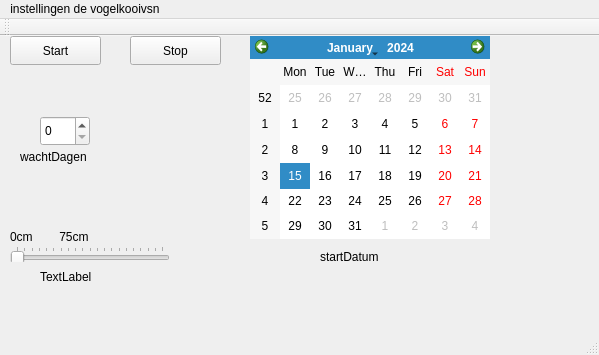
BM4GIT/PA-competitie, file 2018-2019/Clean Cage/Programmatuur/Vogelkooivsn/mainwindow.ui: the form before one commit.
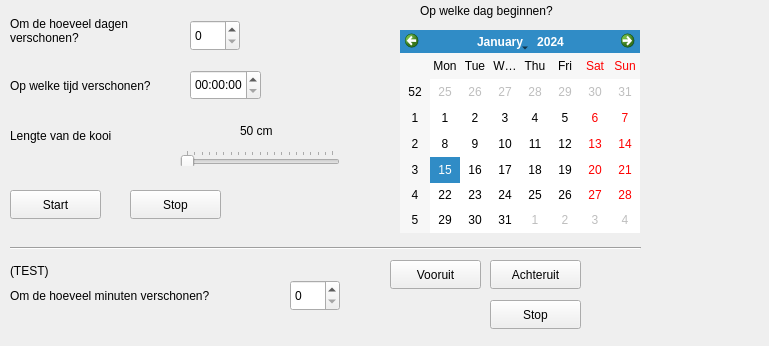
The form after the commit.

```diff
--- a/2018-2019/Clean Cage/Programmatuur/Vogelkooivsn/mainwindow.ui
+++ b/2018-2019/Clean Cage/Programmatuur/Vogelkooivsn/mainwindow.ui
@@ -6,8 +6,8 @@
    <rect>
     <x>0</x>
     <y>0</y>
-    <width>599</width>
-    <height>355</height>
+    <width>769</width>
+    <height>346</height>
    </rect>
   </property>
   <property name="windowTitle">
@@ -17,10 +17,10 @@
    <widget class="QSpinBox" name="herhaaldagen">
     <property name="geometry">
      <rect>
-      <x>40</x>
-      <y>80</y>
+      <x>190</x>
+      <y>20</y>
       <width>50</width>
-      <height>30</height>
+      <height>31</height>
      </rect>
     </property>
    </widget>
@@ -28,7 +28,7 @@
     <property name="geometry">
      <rect>
       <x>10</x>
-      <y>0</y>
+      <y>190</y>
       <width>91</width>
       <height>29</height>
      </rect>
@@ -40,8 +40,8 @@
    <widget class="QCalendarWidget" name="calendarWidget">
     <property name="geometry">
      <rect>
-      <x>250</x>
-      <y>0</y>
+      <x>400</x>
+      <y>30</y>
       <width>240</width>
       <height>203</height>
      </rect>
@@ -51,7 +51,7 @@
     <property name="geometry">
      <rect>
       <x>130</x>
-      <y>0</y>
+      <y>190</y>
       <width>91</width>
       <height>29</height>
      </rect>
@@ -63,8 +63,8 @@
    <widget class="QSlider" name="aantal_cm">
     <property name="geometry">
      <rect>
-      <x>10</x>
-      <y>210</y>
+      <x>180</x>
+      <y>150</y>
       <width>160</width>
       <height>16</height>
      </rect>
@@ -100,84 +100,182 @@
      <number>5</number>
     </property>
    </widget>
-   <widget class="QLabel" name="label">
+   <widget class="QLabel" name="ingesteldeLengte">
+    <property name="geometry">
+     <rect>
+      <x>240</x>
+      <y>120</y>
+      <width>81</width>
+      <height>21</height>
+     </rect>
+    </property>
+    <property name="text">
+     <string>50 cm</string>
+    </property>
+   </widget>
+   <widget class="QLabel" name="Omdehoeveeldagenverschonen_lbl">
     <property name="geometry">
      <rect>
       <x>10</x>
-      <y>190</y>
+      <y>10</y>
       <width>161</width>
+      <height>41</height>
+     </rect>
+    </property>
+    <property name="text">
+     <string>Om de hoeveel dagen verschonen?</string>
+    </property>
+    <property name="wordWrap">
+     <bool>true</bool>
+    </property>
+   </widget>
+   <widget class="QLabel" name="beginDag">
+    <property name="geometry">
+     <rect>
+      <x>420</x>
+      <y>0</y>
+      <width>181</width>
       <height>21</height>
      </rect>
     </property>
     <property name="text">
-     <string>0cm        75cm</string>
+     <string>Op welke dag beginnen?</string>
     </property>
    </widget>
-   <widget class="QLabel" name="lblCm">
+   <widget class="QSpinBox" name="wachtMinuten">
     <property name="geometry">
      <rect>
-      <x>40</x>
-      <y>230</y>
-      <width>67</width>
+      <x>290</x>
+      <y>280</y>
+      <width>50</width>
+      <height>31</height>
+     </rect>
+    </property>
+   </widget>
+   <widget class="QLabel" name="omdehoeveeltijd_minuten">
+    <property name="geometry">
+     <rect>
+      <x>10</x>
+      <y>280</y>
+      <width>271</width>
+      <height>31</height>
+     </rect>
+    </property>
+    <property name="text">
+     <string>Om de hoeveel minuten verschonen?</string>
+    </property>
+    <property name="wordWrap">
+     <bool>true</bool>
+    </property>
+   </widget>
+   <widget class="QLabel" name="test">
+    <property name="geometry">
+     <rect>
+      <x>10</x>
+      <y>260</y>
+      <width>51</width>
       <height>21</height>
      </rect>
     </property>
     <property name="text">
-     <string>TextLabel</string>
+     <string>(TEST)</string>
     </property>
    </widget>
    <widget class="QLabel" name="label_2">
     <property name="geometry">
      <rect>
-      <x>20</x>
+      <x>10</x>
       <y>110</y>
+      <width>141</width>
+      <height>51</height>
+     </rect>
+    </property>
+    <property name="text">
+     <string>Lengte van de kooi</string>
+    </property>
+    <property name="wordWrap">
+     <bool>true</bool>
+    </property>
+   </widget>
+   <widget class="QLabel" name="opwelketijdverschonen_lbl">
+    <property name="geometry">
+     <rect>
+      <x>10</x>
+      <y>60</y>
+      <width>161</width>
+      <height>51</height>
+     </rect>
+    </property>
+    <property name="text">
+     <string>Op welke tijd verschonen?</string>
+    </property>
+    <property name="wordWrap">
+     <bool>true</bool>
+    </property>
+   </widget>
+   <widget class="QTimeEdit" name="startTijd">
+    <property name="geometry">
+     <rect>
+      <x>190</x>
+      <y>70</y>
+      <width>71</width>
+      <height>30</height>
+     </rect>
+    </property>
+   </widget>
+   <widget class="Line" name="line">
+    <property name="geometry">
+     <rect>
+      <x>10</x>
+      <y>240</y>
+      <width>631</width>
+      <height>16</height>
+     </rect>
+    </property>
+    <property name="orientation">
+     <enum>Qt::Horizontal</enum>
+    </property>
+   </widget>
+   <widget class="QPushButton" name="butVooruit">
+    <property name="geometry">
+     <rect>
+      <x>390</x>
+      <y>260</y>
       <width>91</width>
-      <height>21</height>
+      <height>29</height>
      </rect>
     </property>
     <property name="text">
-     <string>wachtDagen</string>
+     <string>Vooruit</string>
     </property>
    </widget>
-   <widget class="QLabel" name="label_3">
+   <widget class="QPushButton" name="butAchteruit">
     <property name="geometry">
      <rect>
-      <x>320</x>
-      <y>210</y>
+      <x>490</x>
+      <y>260</y>
       <width>91</width>
-      <height>21</height>
+      <height>29</height>
      </rect>
     </property>
     <property name="text">
-     <string>startDatum</string>
+     <string>Achteruit</string>
     </property>
    </widget>
-  </widget>
-  <widget class="QMenuBar" name="menuBar">
-   <property name="geometry">
-    <rect>
-     <x>0</x>
-     <y>0</y>
-     <width>599</width>
-     <height>26</height>
-    </rect>
-   </property>
-   <widget class="QMenu" name="menuInstellingen_de_vogelkooivsn">
-    <property name="title">
-     <string>instellingen de vogelkooivsn</string>
+   <widget class="QPushButton" name="butStop">
+    <property name="geometry">
+     <rect>
+      <x>490</x>
+      <y>300</y>
+      <width>91</width>
+      <height>29</height>
+     </rect>
     </property>
+    <property name="text">
+     <string>Stop</string>
+    </property>
    </widget>
-   <addaction name="menuInstellingen_de_vogelkooivsn"/>
   </widget>
-  <widget class="QToolBar" name="mainToolBar">
-   <attribute name="toolBarArea">
-    <enum>TopToolBarArea</enum>
-   </attribute>
-   <attribute name="toolBarBreak">
-    <bool>false</bool>
-   </attribute>
-  </widget>
-  <widget class="QStatusBar" name="statusBar"/>
  </widget>
  <layoutdefault spacing="6" margin="11"/>
  <resources/>
```
Left out of the diff: 12 changed lines with no effect on the pictures.
